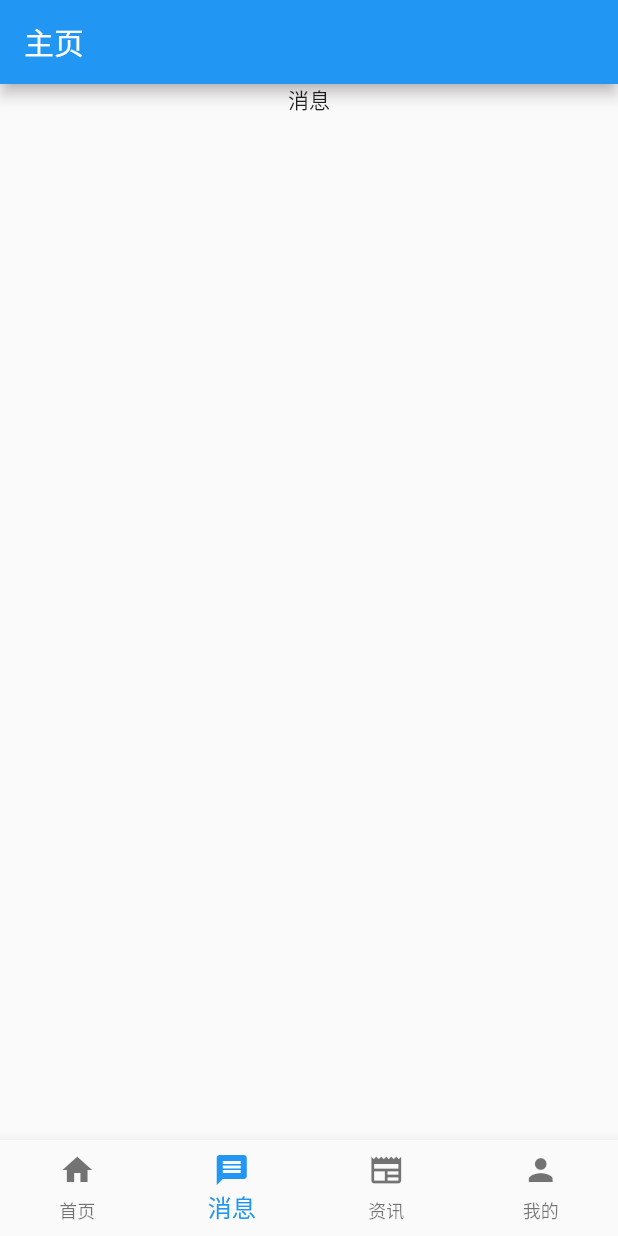
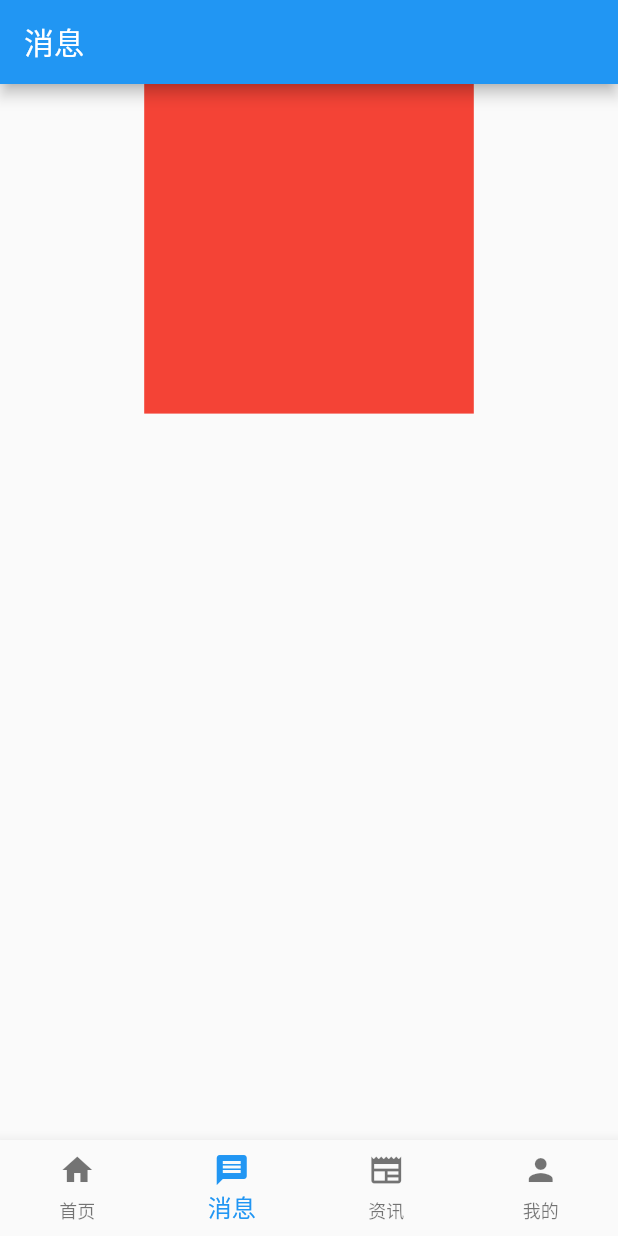
Before and after one commit to Sebastian-github-2020/boss_version_flutter, a Flutter app: the screen it shows after launch, item 2 of the bottom bar chosen, on a phone screen of 412 x 824 dp. Run offline on Flutter 3.47's test engine with Material 2 defaults, Android fonts, the phone set to English and light mode, and no system bars.

Commit message:
增加屏幕适配方法

```diff
--- /dev/null
+++ b/lib/MyTool.dart
@@ -0,0 +1,32 @@
+class MyTool {
+  static MyTool? instance;
+  static double designWidth = 375; //设计稿宽度
+  double clientWidth = 0;
+  double _ratio = 0; // 屏幕宽度/设计稿宽度 比例
+
+  //内部构造方法 ，避免暴露 构造函数 进行实例化
+  MyTool._xxx();
+
+  factory MyTool.getInstance(clientWidth) => _shareInstance(clientWidth);
+
+  static _shareInstance(double clientWidth1) {
+    instance ??= MyTool._xxx();
+    instance?.clientWidth = clientWidth1;
+    instance?._ratio = clientWidth1 / designWidth;
+    print("屏幕宽度$clientWidth1");
+    print("屏幕/设计稿 比例${instance?._ratio}");
+    return instance;
+  }
+
+  // 宽度
+  x(double num) {
+    return (instance?._ratio)! * num;
+  }
+
+  // 高度
+  y(double w, double h) {
+    double ratio = w / h;
+    print("宽度${x(w)},高度${x(w) / ratio}");
+    return x(w) / ratio;
+  }
+}
--- a/lib/main.dart
+++ b/lib/main.dart
@@ -3,10 +3,12 @@ import './pages/Tabs.dart';
 
 main()=>runApp( const MyApp());
 
+
 class MyApp extends StatelessWidget {
    const MyApp({Key? key}) : super(key: key);
   @override
   Widget build(BuildContext context) {
+
     // app主题，必须以此为根节点
     return MaterialApp(
       title: 'Flutter Demo',
--- a/lib/pages/Home/Home.dart
+++ b/lib/pages/Home/Home.dart
@@ -16,6 +16,7 @@ class _HomeState extends State<Home> {
   Widget build(BuildContext context) {
     // TODO: implement build
     return Scaffold(
+      appBar: AppBar(title: const Text("首页"),),
         body: Center(
           child: Column(
             mainAxisAlignment: MainAxisAlignment.center,
--- a/lib/pages/Message/Message.dart
+++ b/lib/pages/Message/Message.dart
@@ -1,16 +1,27 @@
 import 'package:flutter/material.dart';
+import '../../MyTool.dart';
 
-class Message extends StatelessWidget{
+class Message extends StatelessWidget {
   const Message({Key? key}) : super(key: key);
 
   @override
   Widget build(BuildContext context) {
+    MyTool? tool = MyTool.instance;
     // TODO: implement build
-    return Center(
-      child: Column(
-        children:const [
-          Text("消息")
-        ],
+    return Scaffold(
+      appBar: AppBar(
+        title: const Text("消息"),
+      ),
+      body: Center(
+        child: Column(
+          children: [
+            Container(
+              color: Colors.red,
+              width: tool?.x(200),
+              height: tool?.y(200, 200),
+            )
+          ],
+        ),
       ),
     );
   }
--- a/lib/pages/Tabs.dart
+++ b/lib/pages/Tabs.dart
@@ -3,6 +3,7 @@ import 'Home/Home.dart';
 import 'Message/Message.dart';
 import 'Profile/Profile.dart';
 import 'News/News.dart';
+import '../MyTool.dart';
 
 
 class TabsWidget extends StatefulWidget{
@@ -18,9 +19,10 @@ class _TabsState extends State<TabsWidget>{
 
   @override
   Widget build(BuildContext context) {
-    // TODO: implement build
+    //初始化 工具类
+    MyTool.getInstance(MediaQuery.of(context).size.width);
     return Scaffold(
-      appBar: AppBar(title: const Text("主页"),),
+
       // scaffold 附带一个底部tabbar导航
       bottomNavigationBar:_bottomNavigationBar(),
       body: widgets[_selectIndex],
```
